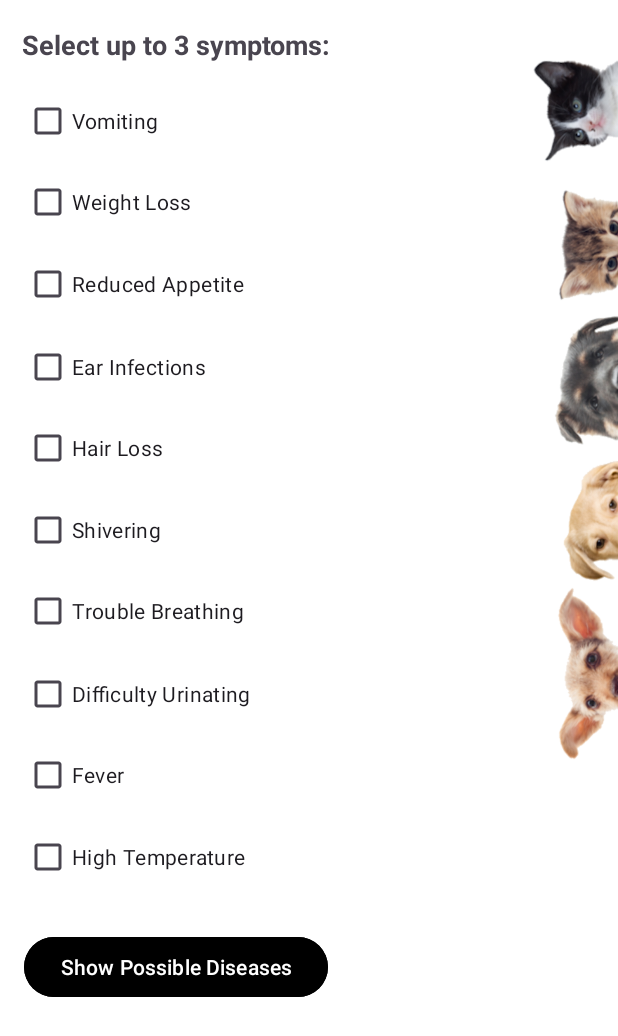
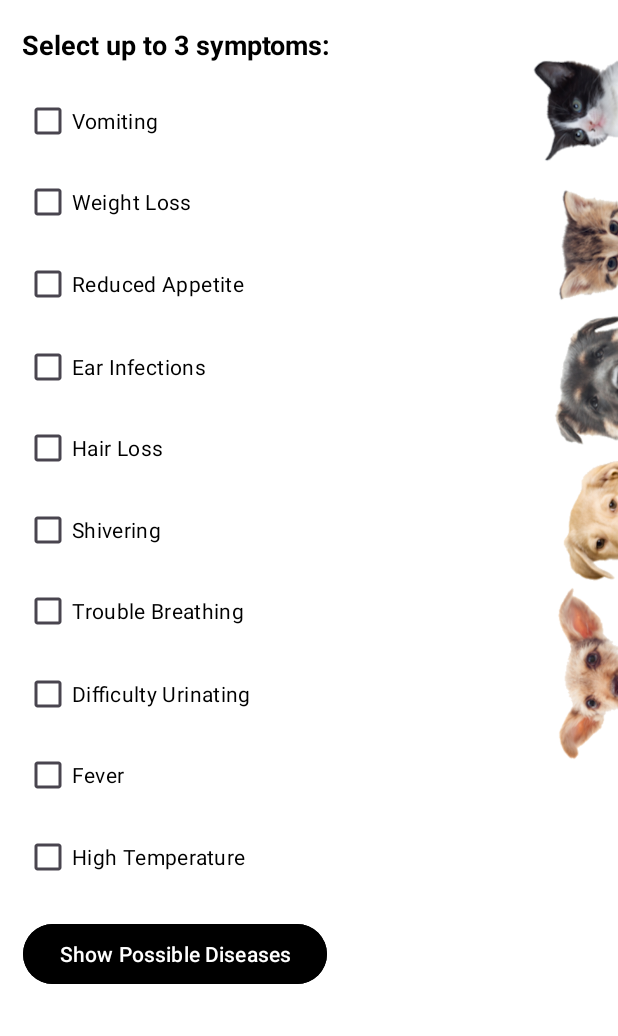
Before and after one commit to nutFL1X/VetVisor, an Android app: the Symptoms screen opened directly, with no data from a screen before it, on a phone screen of 412 x 824 dp. Shown: the top 1036 px of the screen. Run offline under Robolectric (Android 15) with nearby library versions, the phone set to English and light mode, and no system bars; Roboto replaces fonts that are not available here.

Commit message:
Polished completely 27/03/24

```diff
--- a/app/src/main/res/layout/activity_symptoms.xml
+++ b/app/src/main/res/layout/activity_symptoms.xml
@@ -16,8 +16,12 @@
         android:layout_alignParentBottom="true"
         android:scaleType="centerCrop"
         android:src="@drawable/bg2"
-        tools:layout_editor_absoluteX="0dp"
-        tools:layout_editor_absoluteY="0dp" />
+        app:layout_constraintBottom_toBottomOf="parent"
+        app:layout_constraintEnd_toEndOf="parent"
+        app:layout_constraintHorizontal_bias="0.5"
+        app:layout_constraintStart_toStartOf="parent"
+        app:layout_constraintTop_toTopOf="parent"
+        app:layout_constraintVertical_bias="0.5" />
 
     <TextView
         android:layout_width="wrap_content"
@@ -25,6 +29,7 @@
         android:text="Select up to 3 symptoms:"
         android:textSize="18sp"
         android:textStyle="bold"
+        android:textColor="#000000"
         app:layout_constraintBottom_toBottomOf="parent"
         app:layout_constraintEnd_toEndOf="parent"
         app:layout_constraintHorizontal_bias="0.072"
@@ -36,6 +41,7 @@
         android:id="@+id/checkbox_vomiting"
         android:layout_width="wrap_content"
         android:layout_height="wrap_content"
+        android:textColor="#000000"
         android:text="Vomiting"
         app:layout_constraintBottom_toBottomOf="parent"
         app:layout_constraintEnd_toEndOf="parent"
@@ -49,6 +55,7 @@
         android:layout_width="wrap_content"
         android:layout_height="wrap_content"
         android:text="Weight Loss"
+        android:textColor="#000000"
         app:layout_constraintBottom_toBottomOf="parent"
         app:layout_constraintEnd_toEndOf="parent"
         app:layout_constraintHorizontal_bias="0.053"
@@ -61,6 +68,7 @@
         android:layout_width="wrap_content"
         android:layout_height="wrap_content"
         android:text="Reduced Appetite"
+        android:textColor="#000000"
         app:layout_constraintBottom_toBottomOf="parent"
         app:layout_constraintEnd_toEndOf="parent"
         app:layout_constraintHorizontal_bias="0.06"
@@ -73,6 +81,7 @@
         android:layout_width="wrap_content"
         android:layout_height="wrap_content"
         android:text="Ear Infections"
+        android:textColor="#000000"
         app:layout_constraintBottom_toBottomOf="parent"
         app:layout_constraintEnd_toEndOf="parent"
         app:layout_constraintHorizontal_bias="0.055"
@@ -85,6 +94,7 @@
         android:layout_width="wrap_content"
         android:layout_height="wrap_content"
         android:text="Hair Loss"
+        android:textColor="#000000"
         app:layout_constraintBottom_toBottomOf="parent"
         app:layout_constraintEnd_toEndOf="parent"
         app:layout_constraintHorizontal_bias="0.05"
@@ -97,6 +107,7 @@
         android:layout_width="wrap_content"
         android:layout_height="wrap_content"
         android:text="Shivering"
+        android:textColor="#000000"
         app:layout_constraintBottom_toBottomOf="parent"
         app:layout_constraintEnd_toEndOf="parent"
         app:layout_constraintHorizontal_bias="0.05"
@@ -109,6 +120,7 @@
         android:layout_width="wrap_content"
         android:layout_height="wrap_content"
         android:text="Trouble Breathing"
+        android:textColor="#000000"
         app:layout_constraintBottom_toBottomOf="parent"
         app:layout_constraintEnd_toEndOf="parent"
         app:layout_constraintHorizontal_bias="0.06"
@@ -121,6 +133,7 @@
         android:layout_width="wrap_content"
         android:layout_height="wrap_content"
         android:text="Difficulty Urinating"
+        android:textColor="#000000"
         app:layout_constraintBottom_toBottomOf="parent"
         app:layout_constraintEnd_toEndOf="parent"
         app:layout_constraintHorizontal_bias="0.061"
@@ -133,6 +146,7 @@
         android:layout_width="wrap_content"
         android:layout_height="wrap_content"
         android:text="Fever"
+        android:textColor="#000000"
         app:layout_constraintBottom_toBottomOf="parent"
         app:layout_constraintEnd_toEndOf="parent"
         app:layout_constraintHorizontal_bias="0.046"
@@ -145,6 +159,7 @@
         android:layout_width="wrap_content"
         android:layout_height="wrap_content"
         android:text="High Temperature"
+        android:textColor="#000000"
         app:layout_constraintBottom_toBottomOf="parent"
         app:layout_constraintEnd_toEndOf="parent"
         app:layout_constraintHorizontal_bias="0.061"
@@ -162,10 +177,10 @@
         android:textColor="#FFFFFF"
         app:layout_constraintBottom_toBottomOf="parent"
         app:layout_constraintEnd_toEndOf="parent"
-        app:layout_constraintHorizontal_bias="0.076"
+        app:layout_constraintHorizontal_bias="0.072"
         app:layout_constraintStart_toStartOf="parent"
         app:layout_constraintTop_toTopOf="parent"
-        app:layout_constraintVertical_bias="0.8" />
+        app:layout_constraintVertical_bias="0.789" />
 
     <TextView
         android:id="@+id/textview_possible_diseases"
@@ -173,12 +188,13 @@
         android:layout_height="wrap_content"
         android:textSize="18sp"
         android:textStyle="bold"
+        android:textColor="#000000"
         app:layout_constraintBottom_toBottomOf="parent"
         app:layout_constraintEnd_toEndOf="parent"
-        app:layout_constraintHorizontal_bias="0.038"
+        app:layout_constraintHorizontal_bias="0.158"
         app:layout_constraintStart_toStartOf="parent"
         app:layout_constraintTop_toTopOf="parent"
-        app:layout_constraintVertical_bias="0.872" />
+        app:layout_constraintVertical_bias="0.939" />
 
 
 </androidx.constraintlayout.widget.ConstraintLayout>
```
